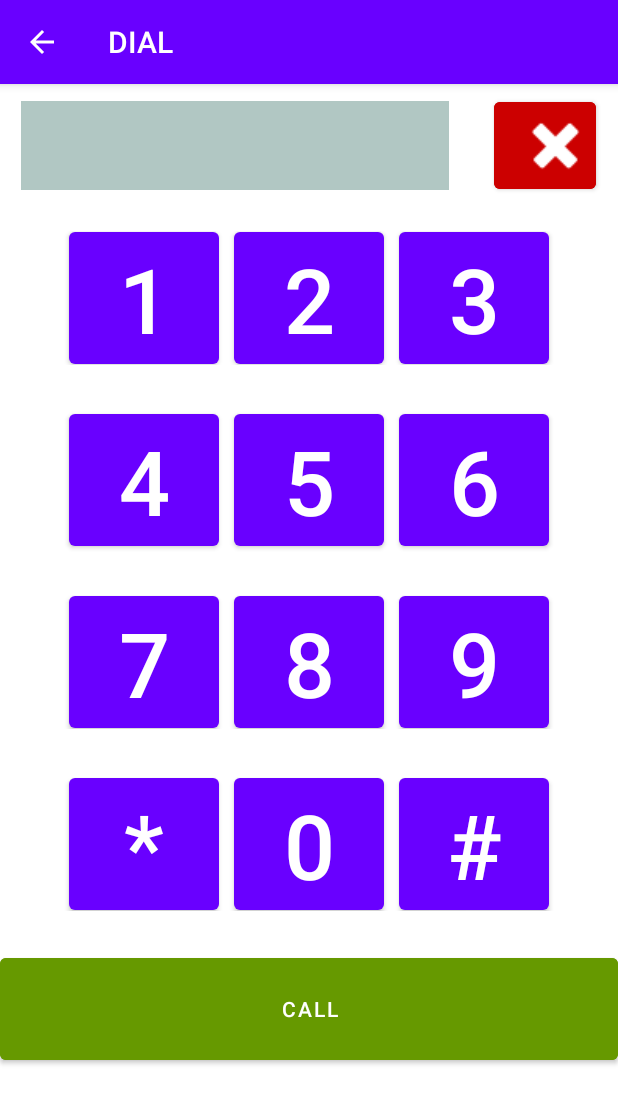
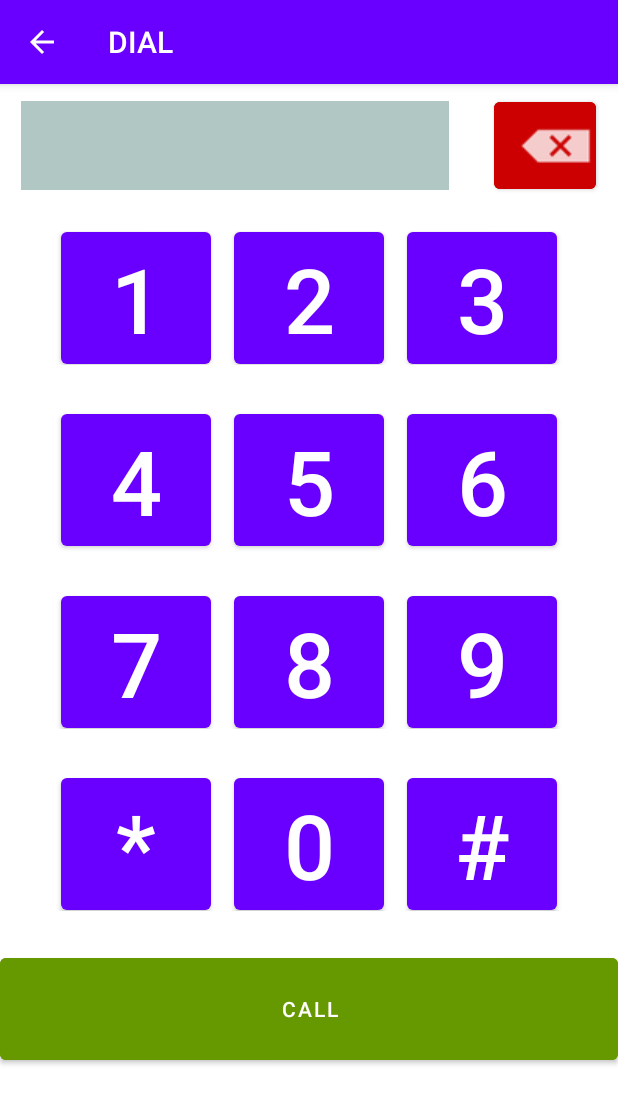
Before and after one commit to MichelStath/AndroidLauncherProject, an Android app: the DialActivity screen opened directly, with no data from a screen before it, on a phone screen of 412 x 824 dp. Shown: the top 1104 px of the screen. Run offline under Robolectric (Android 15) with nearby library versions, the phone set to English and light mode, and no system bars.

Commit message:
Dial Ready TODO Make call

```diff
--- a/app/src/main/java/com/example/androidlauncherproject/DialActivity.java
+++ b/app/src/main/java/com/example/androidlauncherproject/DialActivity.java
@@ -37,13 +37,16 @@ public class DialActivity extends AppCompatActivity {
 
     public void deleteChar(View view) {
         if(phoneNumber.getText().toString().trim().length() > 0){
-        StringBuilder stringBuilder = new StringBuilder(phoneNumber.getText());
-        stringBuilder.deleteCharAt(phoneNumber.getText().length()-1);
-        String currNum = stringBuilder.toString();
-        phoneNumber.setText(currNum);
+            StringBuilder stringBuilder = new StringBuilder(phoneNumber.getText());
+            stringBuilder.deleteCharAt(phoneNumber.getText().length()-1);
+            String currNum = stringBuilder.toString();
+            phoneNumber.setText(currNum);
         }else {
             Toast.makeText(this, "Nothing to Delete", Toast.LENGTH_SHORT).show();
         }
 
     }
+
+    public void makeCAll(View view) {
+    }
 }
--- a/app/src/main/res/layout/activity_dial.xml
+++ b/app/src/main/res/layout/activity_dial.xml
@@ -34,7 +34,7 @@
             android:backgroundTint="@android:color/holo_red_dark"
             android:onClick="deleteChar"
             android:textSize="50sp"
-            app:icon="@android:drawable/ic_delete"
+            app:icon="@android:drawable/ic_input_delete"
             app:iconSize="50dp"
             app:iconTint="#FFFFFF" />
 
@@ -56,7 +56,6 @@
             android:id="@+id/btn1"
             android:layout_width="100dp"
             android:layout_height="100dp"
-            android:layout_marginRight="10dp"
             android:onClick="clicktest"
             android:text="1"
             android:textSize="60sp" />
@@ -65,7 +64,7 @@
             android:id="@+id/btn2"
             android:layout_width="100dp"
             android:layout_height="100dp"
-            android:layout_marginRight="10dp"
+            android:layout_marginHorizontal="15dp"
             android:onClick="clicktest"
             android:text="2"
             android:textSize="60sp" />
@@ -95,7 +94,6 @@
             android:id="@+id/btn5"
             android:layout_width="100dp"
             android:layout_height="100dp"
-            android:layout_marginRight="10dp"
             android:onClick="clicktest"
             android:text="4"
             android:textSize="60sp" />
@@ -104,7 +102,7 @@
             android:id="@+id/btn6"
             android:layout_width="100dp"
             android:layout_height="100dp"
-            android:layout_marginRight="10dp"
+            android:layout_marginHorizontal="15dp"
             android:onClick="clicktest"
             android:text="5"
             android:textSize="60sp" />
@@ -133,7 +131,6 @@
             android:id="@+id/btn11"
             android:layout_width="100dp"
             android:layout_height="100dp"
-            android:layout_marginRight="10dp"
             android:onClick="clicktest"
             android:text="7"
             android:textSize="60sp" />
@@ -142,7 +139,7 @@
             android:id="@+id/btn12"
             android:layout_width="100dp"
             android:layout_height="100dp"
-            android:layout_marginRight="10dp"
+            android:layout_marginHorizontal="15dp"
             android:onClick="clicktest"
             android:text="8"
             android:textSize="60sp" />
@@ -171,7 +168,6 @@
             android:id="@+id/btn8"
             android:layout_width="100dp"
             android:layout_height="100dp"
-            android:layout_marginRight="10dp"
             android:onClick="clicktest"
             android:text="*"
             android:textSize="60sp" />
@@ -180,7 +176,7 @@
             android:id="@+id/btn9"
             android:layout_width="100dp"
             android:layout_height="100dp"
-            android:layout_marginRight="10dp"
+            android:layout_marginHorizontal="15dp"
             android:onClick="clicktest"
             android:text="0"
             android:textSize="60sp" />
@@ -208,7 +204,8 @@
             android:layout_width="match_parent"
             android:layout_height="match_parent"
             android:backgroundTint="@android:color/holo_green_dark"
-            android:text="CALL" />
+            android:text="CALL"
+            android:onClick="makeCAll"/>
     </LinearLayout>
 
 
```
